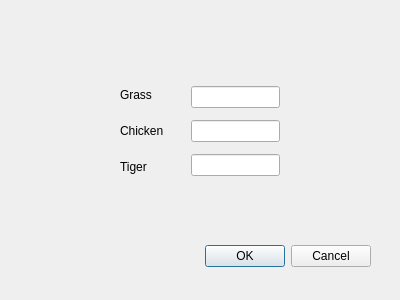
Old version of the form dialog.ui in the repository CieloSun/LifeGameGUI.
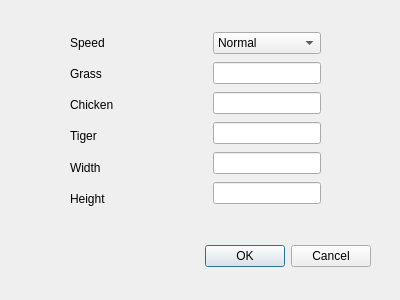
New version of the form.

Patch:
```diff
--- a/dialog.ui
+++ b/dialog.ui
@@ -32,15 +32,22 @@
   <widget class="QWidget" name="horizontalLayoutWidget">
    <property name="geometry">
     <rect>
-     <x>120</x>
-     <y>80</y>
-     <width>160</width>
-     <height>102</height>
+     <x>70</x>
+     <y>30</y>
+     <width>251</width>
+     <height>181</height>
     </rect>
    </property>
    <layout class="QHBoxLayout" name="horizontalLayout">
     <item>
      <layout class="QVBoxLayout" name="verticalLayout">
+      <item>
+       <widget class="QLabel" name="label">
+        <property name="text">
+         <string>Speed</string>
+        </property>
+       </widget>
+      </item>
       <item>
        <widget class="QLabel" name="label_2">
         <property name="text">
@@ -62,6 +69,20 @@
         </property>
        </widget>
       </item>
+      <item>
+       <widget class="QLabel" name="label_5">
+        <property name="text">
+         <string>Width</string>
+        </property>
+       </widget>
+      </item>
+      <item>
+       <widget class="QLabel" name="label_6">
+        <property name="text">
+         <string>Height</string>
+        </property>
+       </widget>
+      </item>
      </layout>
     </item>
     <item>
@@ -79,6 +100,25 @@
     </item>
     <item>
      <layout class="QVBoxLayout" name="verticalLayout_2">
+      <item>
+       <widget class="QComboBox" name="comboBox">
+        <item>
+         <property name="text">
+          <string>Normal</string>
+         </property>
+        </item>
+        <item>
+         <property name="text">
+          <string>Fast</string>
+         </property>
+        </item>
+        <item>
+         <property name="text">
+          <string>Slow</string>
+         </property>
+        </item>
+       </widget>
+      </item>
       <item>
        <widget class="QLineEdit" name="lineEdit_2"/>
       </item>
@@ -88,6 +128,12 @@
       <item>
        <widget class="QLineEdit" name="lineEdit"/>
       </item>
+      <item>
+       <widget class="QLineEdit" name="lineEdit_5"/>
+      </item>
+      <item>
+       <widget class="QLineEdit" name="lineEdit_4"/>
+      </item>
      </layout>
     </item>
    </layout>
```
